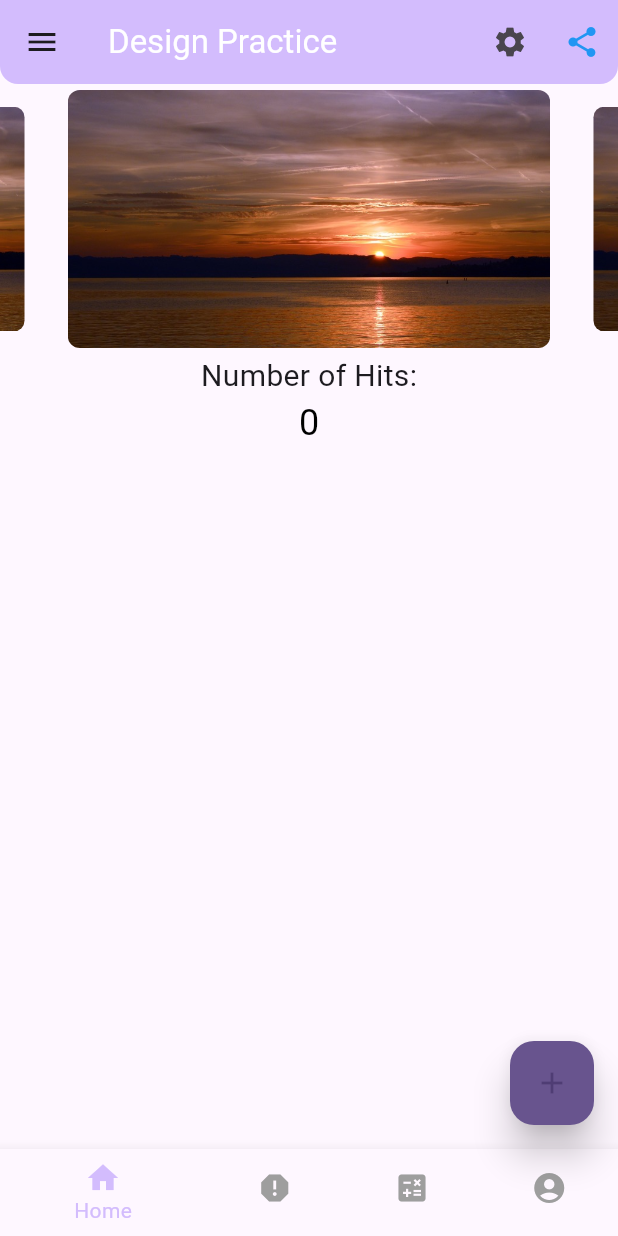
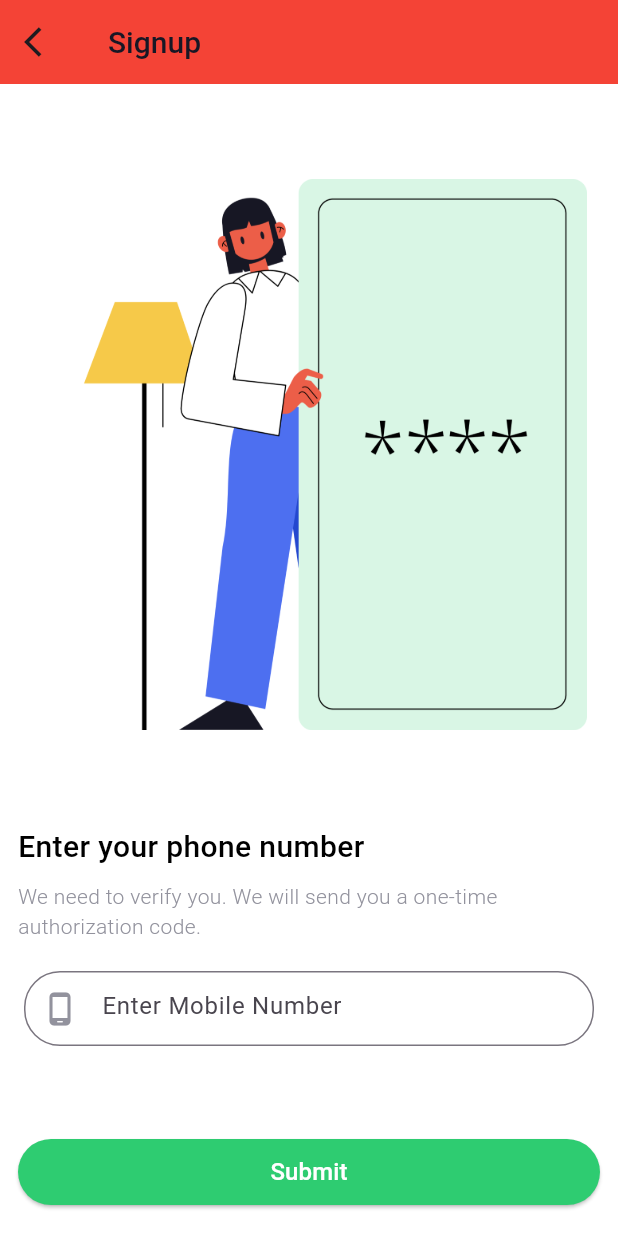
Before and after one commit to SanthoshAndroid69/flutter_ecommerce, a Flutter app: the screen it shows after launch, on a phone screen of 412 x 824 dp. Run offline on Flutter 3.47's test engine with Material 3 defaults, Android fonts, the phone set to English and light mode, and no system bars; drawn by our look-alikes of carousel_slider.

Commit message:
login flow -5%

```diff
--- /dev/null
+++ b/lib/login/signup.dart
@@ -0,0 +1,108 @@
+import 'package:flutter/material.dart';
+
+class Signup extends StatefulWidget {
+  const Signup({Key? key}) : super(key: key);
+
+  @override
+  State<Signup> createState() => _SignupState();
+}
+
+class _SignupState extends State<Signup> {
+  @override
+  Widget build(BuildContext context) {
+    double size = MediaQuery.of(context).size.width;
+    double s_height = MediaQuery.of(context).size.height;
+    return Scaffold(
+      backgroundColor: Colors.white,
+      appBar: AppBar(
+        backgroundColor: Colors.red,
+        title: const Text(
+          'Signup',
+          style: TextStyle(
+              color: Color(0xFF171725),
+              fontSize: 20,
+              fontWeight: FontWeight.w500),
+        ),
+        leading: IconButton(
+            onPressed: () {}, icon: const Icon(Icons.arrow_back_ios)),
+      ),
+      body:SingleChildScrollView(
+        child: Column(
+              children: [
+                Container(
+                  margin: const EdgeInsets.only(left: 20, right: 20),
+                  height: s_height * 0.6,
+                  width: size * 0.9,
+                  color: Colors.white,
+                  child: Image.asset('assets/images/signup_img.png'),
+                ),
+                Container(
+                  margin: const EdgeInsets.only(left: 12, right: 12),
+                  // height: constraints.maxHeight * 0.40,
+                  // width: constraints.maxWidth,
+                  color: Colors.white,
+                  child: Column(
+                    crossAxisAlignment: CrossAxisAlignment.start,
+                    children: <Widget>[
+                      const Text(
+                        'Enter your phone number',
+                        style: TextStyle(
+                            color: Colors.black,
+                            fontWeight: FontWeight.w500,
+                            fontSize: 20),
+                        textAlign: TextAlign.left,
+                      ),
+                      const SizedBox(
+                        height: 8,
+                      ),
+                      const Text(
+                        'We need to verify you. We will send you a one-time authorization code. ',
+                        style: TextStyle(
+                            color: Color(0xFF92929D),
+                            fontWeight: FontWeight.w300,
+                            fontSize: 14),
+                        textAlign: TextAlign.left,
+                      ),
+                      Padding(
+                        padding: const EdgeInsets.only(
+                            left: 4, right: 4, top: 20, bottom: 20),
+                        child: TextField(
+                          textAlign: TextAlign.start,
+                          scrollPadding: EdgeInsets.all(0.0),
+                          decoration: InputDecoration(
+                            constraints: const BoxConstraints(maxHeight:50),
+                              border: OutlineInputBorder(
+                                  borderRadius: BorderRadius.circular(24)),
+                              hintText: 'Enter Mobile Number',
+                              prefixIcon: const Icon(
+                                  Icons.phone_android_rounded,
+                                  color: Color(0xFF92929D))),
+                          keyboardType: TextInputType.phone,
+                        ),
+                      ),
+                     const SizedBox(height: 40,)
+                     , ElevatedButton(
+                          style: ButtonStyle(
+                              minimumSize: MaterialStatePropertyAll<Size>(
+                                  Size(size, 44)),
+                            // maximumSize: MaterialStatePropertyAll<Size>(
+                            //   Size(size,50)
+                            // ),
+                              backgroundColor:
+                                  const MaterialStatePropertyAll<Color>(
+                                      Color(0xFF2ECC71))),
+                          onPressed: () {},
+                          child: const Text(
+                            'Submit',
+                            style:
+                                TextStyle(color: Colors.white, fontSize: 16),
+                          ))
+                    ],
+                  ),
+                )
+              ],
+            ),
+      ),
+    );
+  }
+}
--- a/lib/main.dart
+++ b/lib/main.dart
@@ -12,6 +12,7 @@ class MyApp extends StatelessWidget {
   @override
   Widget build(BuildContext context) {
     return MaterialApp(
+
       title: 'Flutter Demo',
       theme: ThemeData(
         // This is the theme of your application.
@@ -30,7 +31,7 @@ class MyApp extends StatelessWidget {
         // This works for code too, not just values: Most code changes can be
         // tested with just a hot reload.
         colorScheme: ColorScheme.fromSeed(seedColor: Colors.deepPurple),
-        useMaterial3: true,
+        // useMaterial3: true,
       ),
       debugShowCheckedModeBanner: false,
        home: const SplashScreen(),
--- a/lib/ui/homepage.dart
+++ b/lib/ui/homepage.dart
@@ -23,6 +23,7 @@ class _HomePageState extends State<HomePage> {
   Widget build(BuildContext context) {
     return Scaffold(
       appBar: AppBar(
+        iconTheme: const IconThemeData(color: Colors.white),
         title: const Text(
           "Design Practice",
           style: TextStyle(color: Colors.white),
--- a/lib/ui/splash.dart
+++ b/lib/ui/splash.dart
@@ -1,6 +1,7 @@
 import 'dart:async';
 
 import 'package:flutter/material.dart';
+import 'package:flutter_practice/login/signup.dart';
 import 'package:flutter_practice/ui/homepage.dart';
 
 class SplashScreen extends StatefulWidget {
@@ -11,22 +12,20 @@ class SplashScreen extends StatefulWidget {
 }
 
 class _SplashScreenState extends State<SplashScreen> {
-
   @override
   void initState() {
     super.initState();
     Timer(const Duration(seconds: 2), () {
-    Navigator.pushReplacement(context, MaterialPageRoute(builder: (context)=> const HomePage()));
+      Navigator.pushReplacement(
+          context, MaterialPageRoute(builder: (context) => const Signup()));
     });
+  }
 
-  }
   @override
   Widget build(BuildContext context) {
-    return Container(
-      color: Colors.white,
-      child: FlutterLogo(size: MediaQuery.of(context).size.height),
-    );
+    return Scaffold(
+        body: Center(
+        child: Image.asset('assets/images/app_logo.png', width: 200, height: 200),
+    ));
   }
-
-
 }
--- a/pubspec.yaml
+++ b/pubspec.yaml
@@ -62,6 +62,9 @@ flutter:
   # To add assets to your application, add an assets section, like this:
   assets:
      - assets/images/sunset.jpg
+     - assets/images/app_logo.png
+     - assets/images/signup_img.png
+     - assets/images/banner_img.png
   #   - images/a_dot_ham.jpeg
 
   # An image asset can refer to one or more resolution-specific "variants", see
```
Also changed, not shown: assets/images/app_logo.png (added), assets/images/banner_img.png (added), assets/images/signup_img.png (added). Lines whose indentation alone changed are shown as unchanged.
